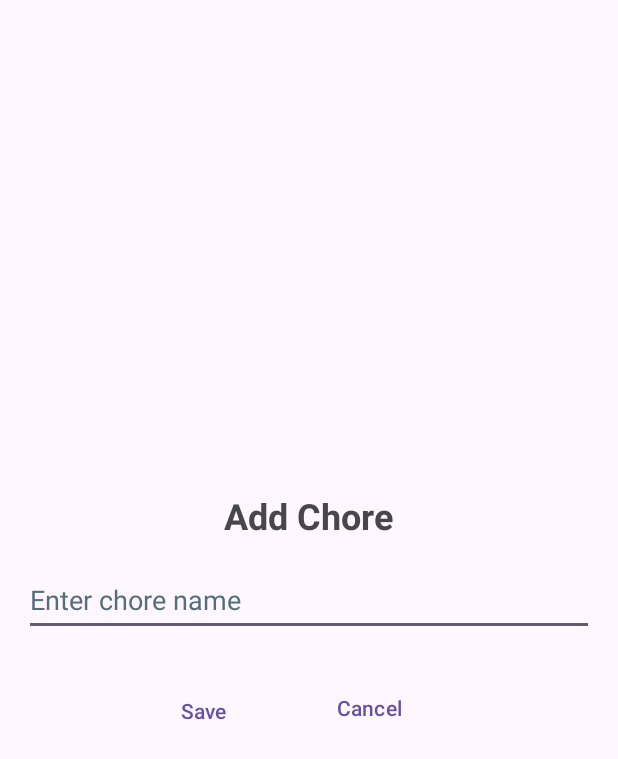
After one commit to Bellasaurusx/HouseHeroesV2, an Android app: the layout activity_add_chore.xml on its own in the app's theme, with its tools: preview values and no code run, on a phone screen of 412 x 824 dp. The commit adds this screen. Shown: the top 759 px of the screen. Run offline under Robolectric (Android 15) with nearby library versions, the phone set to English and light mode, and no system bars.

Commit message:
Created Add Chore screens. Started working on adding screens to nav_graph

```diff
--- /dev/null
+++ b/app/src/main/res/layout/activity_add_chore.xml
@@ -0,0 +1,58 @@
+<?xml version="1.0" encoding="utf-8"?>
+<LinearLayout
+        xmlns:android="http://schemas.android.com/apk/res/android"
+        xmlns:tools="http://schemas.android.com/tools" android:layout_width="match_parent"
+        android:layout_height="match_parent"
+        android:orientation="vertical"
+        android:padding="16dp"
+        android:gravity="center" >
+
+        <TextView
+                android:id="@+id/add_chore_title"
+                android:layout_width="wrap_content"
+                android:layout_height="wrap_content"
+                android:text="@string/title_add_chore"
+                android:textSize="24sp"
+                android:textStyle="bold"
+                android:layout_gravity="center"
+                android:layout_marginBottom="16dp" />
+
+    <EditText
+            android:id="@+id/chore_name"
+            android:layout_width="match_parent"
+            android:layout_height="wrap_content"
+            android:autofillHints=""
+            android:hint="@string/hint_chore_name"
+            android:inputType="text"
+            android:layout_marginBottom="24dp"
+            android:minHeight="48dp"
+            android:textColorHint="#546E7A"
+            tools:ignore="VisualLintTextFieldSize"/>
+
+        <LinearLayout
+                android:layout_width="wrap_content"
+                android:layout_height="wrap_content"
+                android:orientation="horizontal"
+                android:gravity="center" >
+
+            <Button
+                    android:id="@+id/save_chore_button"
+                    style="?android:attr/buttonBarButtonStyle"
+                    android:layout_width="0dp"
+                    android:layout_height="48dp"
+                    android:layout_weight="1"
+                    android:text="@string/btn_save_chore"
+                    android:padding="12dp"
+                    android:gravity="center" />
+
+            <Button
+                    android:id="@+id/cancel_chore_button"
+                    style="?android:attr/buttonBarButtonStyle"
+                    android:layout_width="141dp"
+                    android:layout_height="match_parent"
+                    android:text="@string/btn_cancel_chore"
+                    android:layout_marginStart="8dp" />
+
+        </LinearLayout>
+
+</LinearLayout>
--- a/app/src/main/res/values/strings.xml
+++ b/app/src/main/res/values/strings.xml
@@ -12,8 +12,12 @@
 
     <string name="profile_picture_desc">Profile picture</string>
 
-    <string name="hint_chore_input">Enter a new chore</string>
     <string name="btn_add_chore">Add Chore</string>
+
+    <string name="title_add_chore">Add Chore</string>
+    <string name="hint_chore_name">Enter chore name</string>
+    <string name="btn_save_chore">Save</string>
+    <string name="btn_cancel_chore">Cancel</string>
 
     <string name="btn_add_child">Add Child</string>
 
```
Also changed, not shown: app/src/main/java/com/example/househeroesv2/AddChoreActivity.kt (added, +54 -0 lines), app/src/main/res/navigation/nav_graph.xml (+9 -0 lines).
